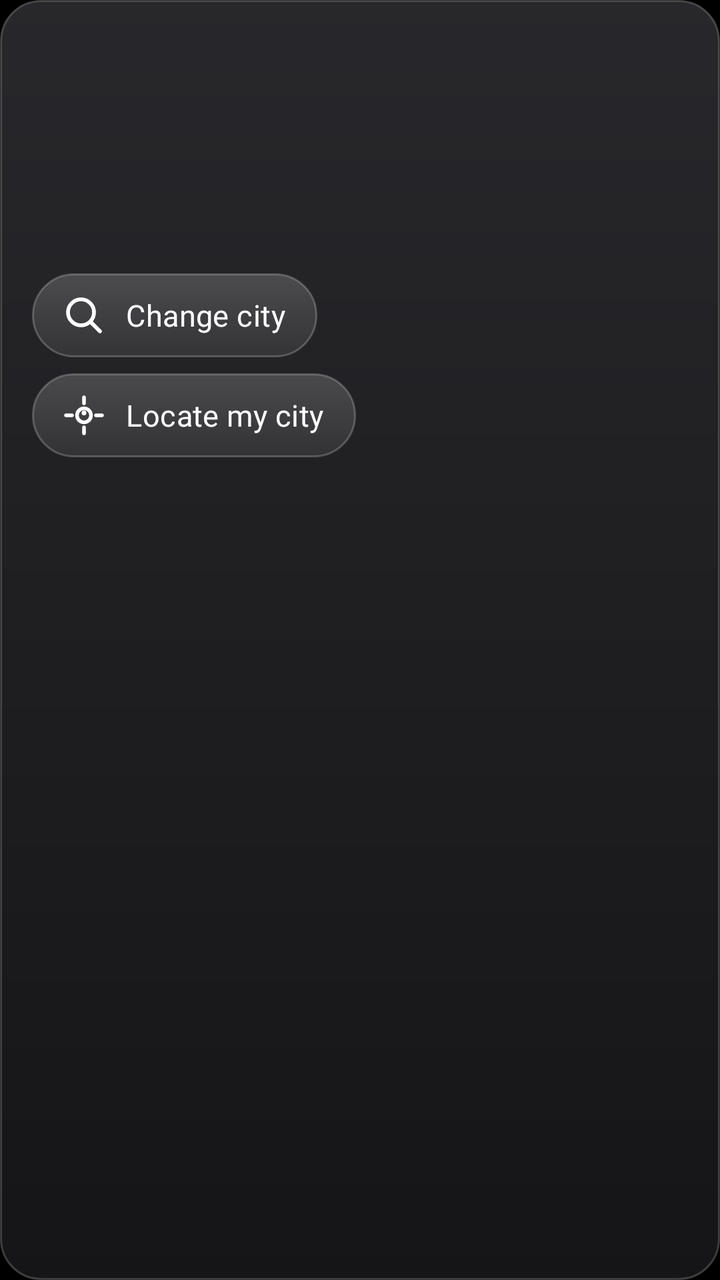
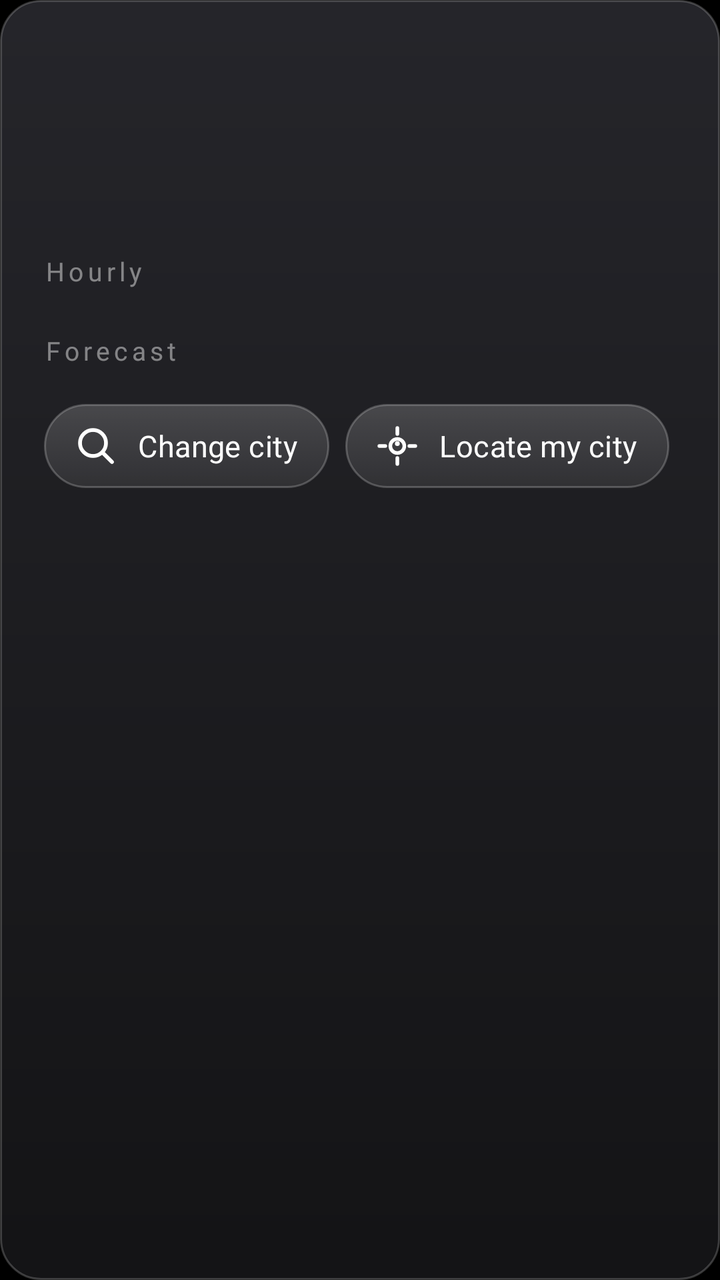

An Android layout rendered at two revisions. The XML below is the earlier revision; the diff shows what the commit changed to produce the second picture.
<!-- AndroidManifest.xml: application theme Theme.TvHome -->
<!-- res/layout/popup_weather.xml -->
<?xml version="1.0" encoding="utf-8"?>
<LinearLayout xmlns:android="http://schemas.android.com/apk/res/android"
    android:layout_width="wrap_content"
    android:layout_height="wrap_content"
    android:background="@drawable/glass_panel"
    android:orientation="vertical"
    android:paddingStart="16dp"
    android:paddingEnd="16dp"
    android:paddingTop="14dp"
    android:paddingBottom="12dp">

    
    <TextView
        android:id="@+id/place"
        android:layout_width="wrap_content"
        android:layout_height="wrap_content"
        android:textColor="@drawable/pill_text_dim"
        android:textSize="11sp"
        android:fontFamily="@font/outfit"
        android:fontVariationSettings="'wght' 500"
        android:letterSpacing="0.16"
        android:textAllCaps="true" />

    <LinearLayout
        android:layout_width="wrap_content"
        android:layout_height="wrap_content"
        android:layout_marginTop="4dp"
        android:orientation="horizontal"
        android:gravity="center_vertical">

        <ImageView
            android:id="@+id/icon"
            android:layout_width="38dp"
            android:layout_height="38dp"
            android:layout_marginEnd="12dp"
            android:tint="#FFFFFFFF"
            android:contentDescription="@null" />

        <LinearLayout
            android:layout_width="wrap_content"
            android:layout_height="wrap_content"
            android:orientation="vertical">

            <TextView
                android:id="@+id/temp"
                android:layout_width="wrap_content"
                android:layout_height="wrap_content"
                android:textColor="#FFFFFFFF"
                android:textSize="34sp"
                android:fontFamily="@font/outfit"
                android:fontVariationSettings="'wght' 300"
                android:includeFontPadding="false" />

            <TextView
                android:id="@+id/sky"
                android:layout_width="wrap_content"
                android:layout_height="wrap_content"
                android:textColor="#B3FFFFFF"
                android:textSize="13sp"
                android:fontFamily="@font/outfit"
                android:fontVariationSettings="'wght' 400" />
        </LinearLayout>
    </LinearLayout>

    <TextView
        android:id="@+id/feels"
        android:layout_width="wrap_content"
        android:layout_height="wrap_content"
        android:layout_marginTop="6dp"
        android:textColor="#A6FFFFFF"
        android:textSize="12sp"
        android:fontFamily="@font/outfit"
        android:fontVariationSettings="'wght' 400" />

    
    <TextView
        android:id="@+id/air"
        android:layout_width="wrap_content"
        android:layout_height="wrap_content"
        android:layout_marginTop="8dp"
        android:paddingStart="10dp"
        android:paddingEnd="10dp"
        android:paddingTop="3dp"
        android:paddingBottom="3dp"
        android:textColor="#FFFFFFFF"
        android:textSize="12sp"
        android:fontFamily="@font/outfit"
        android:fontVariationSettings="'wght' 500"
        android:visibility="gone" />

    <TextView
        android:id="@+id/message"
        android:layout_width="wrap_content"
        android:layout_height="wrap_content"
        android:layout_marginTop="6dp"
        android:textColor="#A6FFFFFF"
        android:textSize="12sp"
        android:fontFamily="@font/outfit"
        android:fontVariationSettings="'wght' 400"
        android:visibility="gone" />

    
    <LinearLayout
        android:id="@+id/days"
        android:layout_width="wrap_content"
        android:layout_height="wrap_content"
        android:layout_marginTop="12dp"
        android:orientation="horizontal" />

    <TextView
        android:id="@+id/updated"
        android:layout_width="wrap_content"
        android:layout_height="wrap_content"
        android:layout_marginTop="8dp"
        android:textColor="#8CFFFFFF"
        android:textSize="10sp"
        android:fontFamily="@font/outfit"
        android:fontVariationSettings="'wght' 400"
        android:visibility="gone" />

    
    <LinearLayout
        android:layout_width="wrap_content"
        android:layout_height="wrap_content"
        android:layout_marginTop="12dp"
        android:orientation="vertical">

        <TextView
            android:id="@+id/btnChangeCity"
            style="@style/TopButton"
            android:layout_marginStart="0dp"
            android:text="@string/weather_change_city"
            android:drawableStart="@drawable/ic_wx_search" />

        <TextView
            android:id="@+id/btnLocate"
            style="@style/TopButton"
            android:layout_marginTop="8dp"
            android:layout_marginStart="0dp"
            android:text="@string/weather_locate"
            android:drawableStart="@drawable/ic_wx_locate" />
    </LinearLayout>
</LinearLayout>
<!-- resources referenced by this layout -->
<resources>
  <!-- drawable glass_panel (drawable) -->
  <?xml version="1.0" encoding="utf-8"?>
  <layer-list xmlns:android="http://schemas.android.com/apk/res/android">
      <item>
          <shape android:shape="rectangle">
              <gradient android:angle="270" android:startColor="#F22A2A2E" android:endColor="#F5161618" />
              <stroke android:width="1dp" android:color="#33FFFFFF" />
              <corners android:radius="20dp" />
          </shape>
      </item>
  </layer-list>
  <!-- drawable ic_wx_locate (drawable) -->
  <vector xmlns:android="http://schemas.android.com/apk/res/android" android:width="24dp" android:height="24dp" android:viewportWidth="24" android:viewportHeight="24">
      <path android:strokeColor="#FFFFFFFF" android:strokeWidth="1.8" android:strokeLineCap="round" android:pathData="M12,3v3M12,18v3M3,12h3M18,12h3" />
      <path android:strokeColor="#FFFFFFFF" android:strokeWidth="1.8" android:pathData="M12,8.5a3.5,3.5 0 1,0 0,7a3.5,3.5 0 1,0 0,-7z" />
      <path android:fillColor="#FFFFFFFF" android:pathData="M12,10.8m-1.2,0a1.2,1.2 0 1,0 2.4,0a1.2,1.2 0 1,0 -2.4,0" />
  </vector>
  <!-- drawable ic_wx_search (drawable) -->
  <vector xmlns:android="http://schemas.android.com/apk/res/android" android:width="24dp" android:height="24dp" android:viewportWidth="24" android:viewportHeight="24">
      <path android:strokeColor="#FFFFFFFF" android:strokeWidth="1.9" android:strokeLineCap="round" android:pathData="M10.5,4a6.5,6.5 0 1,0 0,13a6.5,6.5 0 1,0 0,-13zM15.4,15.4L20,20" />
  </vector>
  <!-- drawable pill_text_dim (drawable) -->
  <?xml version="1.0" encoding="utf-8"?>
  <selector xmlns:android="http://schemas.android.com/apk/res/android">
      <item android:state_focused="true" android:color="#99111111" />
      <item android:color="#73FFFFFF" />
  </selector>
  <string name="weather_change_city">Change city</string>
  <string name="weather_locate">Locate my city</string>
  <style name="Theme.TvHome" parent="android:Theme.Material.NoActionBar.Fullscreen">
          <item name="android:windowBackground">@android:color/black</item>
          <item name="android:colorBackground">@android:color/black</item>
          <item name="android:windowAnimationStyle">@null</item>
      </style>
  <!-- drawable pill_bg (drawable) -->
  <?xml version="1.0" encoding="utf-8"?>
  <selector xmlns:android="http://schemas.android.com/apk/res/android">
      <item android:state_focused="true">
          <shape android:shape="rectangle">
              <solid android:color="#F5FFFFFF" />
              <corners android:radius="21dp" />
          </shape>
      </item>
      <item>
          <shape android:shape="rectangle">
              <gradient android:angle="270" android:startColor="#2EFFFFFF" android:endColor="#14FFFFFF" />
              <stroke android:width="1dp" android:color="#38FFFFFF" />
              <corners android:radius="21dp" />
          </shape>
      </item>
  </selector>
  <!-- drawable pill_text (drawable) -->
  <?xml version="1.0" encoding="utf-8"?>
  <selector xmlns:android="http://schemas.android.com/apk/res/android">
      <item android:state_focused="true" android:color="#FF111111" />
      <item android:color="#FFFFFFFF" />
  </selector>
  <!-- unchanged entries left out for length: 1 -->
</resources>

<!-- the commit's change to res/layout/popup_weather.xml (unified diff, before → after) -->
@@ -1,13 +1,14 @@
 <?xml version="1.0" encoding="utf-8"?>
 <LinearLayout xmlns:android="http://schemas.android.com/apk/res/android"
+    android:id="@+id/wxContent"
     android:layout_width="wrap_content"
     android:layout_height="wrap_content"
-    android:background="@drawable/glass_panel"
+    android:background="@drawable/wx_panel"
     android:orientation="vertical"
-    android:paddingStart="16dp"
-    android:paddingEnd="16dp"
-    android:paddingTop="14dp"
-    android:paddingBottom="12dp">
+    android:paddingStart="22dp"
+    android:paddingEnd="22dp"
+    android:paddingTop="16dp"
+    android:paddingBottom="14dp">
 
     
     <TextView
@@ -15,60 +16,58 @@
         android:layout_width="wrap_content"
         android:layout_height="wrap_content"
         android:textColor="@drawable/pill_text_dim"
-        android:textSize="11sp"
+        android:textSize="15sp"
         android:fontFamily="@font/outfit"
         android:fontVariationSettings="'wght' 500"
         android:letterSpacing="0.16"
         android:textAllCaps="true" />
 
+    
     <LinearLayout
         android:layout_width="wrap_content"
         android:layout_height="wrap_content"
-        android:layout_marginTop="4dp"
+        android:layout_marginTop="2dp"
         android:orientation="horizontal"
-        android:gravity="center_vertical">
+        android:gravity="bottom">
+
+        <TextView
+            android:id="@+id/temp"
+            android:layout_width="wrap_content"
+            android:layout_height="wrap_content"
+            android:textColor="#FFFFFFFF"
+            android:textSize="42sp"
+            android:fontFamily="@font/outfit"
+            android:fontVariationSettings="'wght' 200"
+            android:includeFontPadding="false" />
 
         <ImageView
             android:id="@+id/icon"
-            android:layout_width="38dp"
-            android:layout_height="38dp"
-            android:layout_marginEnd="12dp"
+            android:layout_width="40dp"
+            android:layout_height="40dp"
+            android:layout_marginStart="14dp"
+            android:layout_marginBottom="8dp"
             android:tint="#FFFFFFFF"
             android:contentDescription="@null" />
 
-        <LinearLayout
+        <TextView
+            android:id="@+id/sky"
             android:layout_width="wrap_content"
             android:layout_height="wrap_content"
-            android:orientation="vertical">
-
-            <TextView
-                android:id="@+id/temp"
-                android:layout_width="wrap_content"
-                android:layout_height="wrap_content"
-                android:textColor="#FFFFFFFF"
-                android:textSize="34sp"
-                android:fontFamily="@font/outfit"
-                android:fontVariationSettings="'wght' 300"
-                android:includeFontPadding="false" />
-
-            <TextView
-                android:id="@+id/sky"
-                android:layout_width="wrap_content"
-                android:layout_height="wrap_content"
-                android:textColor="#B3FFFFFF"
-                android:textSize="13sp"
-                android:fontFamily="@font/outfit"
-                android:fontVariationSettings="'wght' 400" />
-        </LinearLayout>
+            android:layout_marginStart="10dp"
+            android:layout_marginBottom="10dp"
+            android:textColor="#E6FFFFFF"
+            android:textSize="19sp"
+            android:fontFamily="@font/outfit"
+            android:fontVariationSettings="'wght' 400" />
     </LinearLayout>
 
     <TextView
         android:id="@+id/feels"
         android:layout_width="wrap_content"
         android:layout_height="wrap_content"
-        android:layout_marginTop="6dp"
-        android:textColor="#A6FFFFFF"
-        android:textSize="12sp"
+        android:layout_marginTop="4dp"
+        android:textColor="#B3FFFFFF"
+        android:textSize="14sp"
         android:fontFamily="@font/outfit"
         android:fontVariationSettings="'wght' 400" />
 
@@ -77,13 +76,13 @@
         android:id="@+id/air"
         android:layout_width="wrap_content"
         android:layout_height="wrap_content"
-        android:layout_marginTop="8dp"
-        android:paddingStart="10dp"
-        android:paddingEnd="10dp"
-        android:paddingTop="3dp"
-        android:paddingBottom="3dp"
+        android:layout_marginTop="10dp"
+        android:paddingStart="12dp"
+        android:paddingEnd="12dp"
+        android:paddingTop="4dp"
+        android:paddingBottom="4dp"
         android:textColor="#FFFFFFFF"
-        android:textSize="12sp"
+        android:textSize="14sp"
         android:fontFamily="@font/outfit"
         android:fontVariationSettings="'wght' 500"
         android:visibility="gone" />
@@ -92,28 +91,65 @@
         android:id="@+id/message"
         android:layout_width="wrap_content"
         android:layout_height="wrap_content"
-        android:layout_marginTop="6dp"
-        android:textColor="#A6FFFFFF"
-        android:textSize="12sp"
+        android:layout_marginTop="8dp"
+        android:textColor="#B3FFFFFF"
+        android:textSize="14sp"
         android:fontFamily="@font/outfit"
         android:fontVariationSettings="'wght' 400"
         android:visibility="gone" />
 
     
+    <TextView
+        android:layout_width="wrap_content"
+        android:layout_height="wrap_content"
+        android:layout_marginTop="16dp"
+        android:text="@string/weather_hourly"
+        android:textColor="@drawable/pill_text_dim"
+        android:textSize="13sp"
+        android:fontFamily="@font/outfit"
+        android:fontVariationSettings="'wght' 500"
+        android:letterSpacing="0.16" />
+
+    <HorizontalScrollView
+        android:id="@+id/hourly"
+        android:layout_width="wrap_content"
+        android:layout_height="wrap_content"
+        android:layout_marginTop="6dp"
+        android:scrollbars="none">
+
+        <LinearLayout
+            android:id="@+id/hourlyRow"
+            android:layout_width="wrap_content"
+            android:layout_height="wrap_content"
+            android:orientation="horizontal" />
+    </HorizontalScrollView>
+
+    
+    <TextView
+        android:layout_width="wrap_content"
+        android:layout_height="wrap_content"
+        android:layout_marginTop="16dp"
+        android:text="@string/weather_days"
+        android:textColor="@drawable/pill_text_dim"
+        android:textSize="13sp"
+        android:fontFamily="@font/outfit"
+        android:fontVariationSettings="'wght' 500"
+        android:letterSpacing="0.16" />
+
     <LinearLayout
         android:id="@+id/days"
         android:layout_width="wrap_content"
         android:layout_height="wrap_content"
-        android:layout_marginTop="12dp"
-        android:orientation="horizontal" />
+        android:layout_marginTop="4dp"
+        android:orientation="vertical" />
 
     <TextView
         android:id="@+id/updated"
         android:layout_width="wrap_content"
         android:layout_height="wrap_content"
-        android:layout_marginTop="8dp"
+        android:layout_marginTop="14dp"
         android:textColor="#8CFFFFFF"
-        android:textSize="10sp"
+        android:textSize="12sp"
         android:fontFamily="@font/outfit"
         android:fontVariationSettings="'wght' 400"
         android:visibility="gone" />
@@ -122,8 +158,8 @@
     <LinearLayout
         android:layout_width="wrap_content"
         android:layout_height="wrap_content"
-        android:layout_marginTop="12dp"
-        android:orientation="vertical">
+        android:layout_marginTop="14dp"
+        android:orientation="horizontal">
 
         <TextView
             android:id="@+id/btnChangeCity"
@@ -135,8 +171,6 @@
         <TextView
             android:id="@+id/btnLocate"
             style="@style/TopButton"
-            android:layout_marginTop="8dp"
-            android:layout_marginStart="0dp"
             android:text="@string/weather_locate"
             android:drawableStart="@drawable/ic_wx_locate" />
     </LinearLayout>
<!-- resource entries referenced after the edit -->
@@ -1,16 +1,5 @@
 <!-- resources referenced by this layout -->
 <resources>
-  <!-- drawable glass_panel (drawable) -->
-  <?xml version="1.0" encoding="utf-8"?>
-  <layer-list xmlns:android="http://schemas.android.com/apk/res/android">
-      <item>
-          <shape android:shape="rectangle">
-              <gradient android:angle="270" android:startColor="#F22A2A2E" android:endColor="#F5161618" />
-              <stroke android:width="1dp" android:color="#33FFFFFF" />
-              <corners android:radius="20dp" />
-          </shape>
-      </item>
-  </layer-list>
   <!-- drawable ic_wx_locate (drawable) -->
   <vector xmlns:android="http://schemas.android.com/apk/res/android" android:width="24dp" android:height="24dp" android:viewportWidth="24" android:viewportHeight="24">
       <path android:strokeColor="#FFFFFFFF" android:strokeWidth="1.8" android:strokeLineCap="round" android:pathData="M12,3v3M12,18v3M3,12h3M18,12h3" />
@@ -27,7 +16,20 @@
       <item android:state_focused="true" android:color="#99111111" />
       <item android:color="#73FFFFFF" />
   </selector>
+  <!-- drawable wx_panel (drawable) -->
+  <?xml version="1.0" encoding="utf-8"?>
+  <layer-list xmlns:android="http://schemas.android.com/apk/res/android">
+      <item>
+          <shape android:shape="rectangle">
+              <gradient android:angle="270" android:startColor="#FA26262B" android:endColor="#FA141416" />
+              <stroke android:width="1dp" android:color="#33FFFFFF" />
+              <corners android:radius="20dp" />
+          </shape>
+      </item>
+  </layer-list>
   <string name="weather_change_city">Change city</string>
+  <string name="weather_days">Forecast</string>
+  <string name="weather_hourly">Hourly</string>
   <string name="weather_locate">Locate my city</string>
   <style name="Theme.TvHome" parent="android:Theme.Material.NoActionBar.Fullscreen">
           <item name="android:windowBackground">@android:color/black</item>
